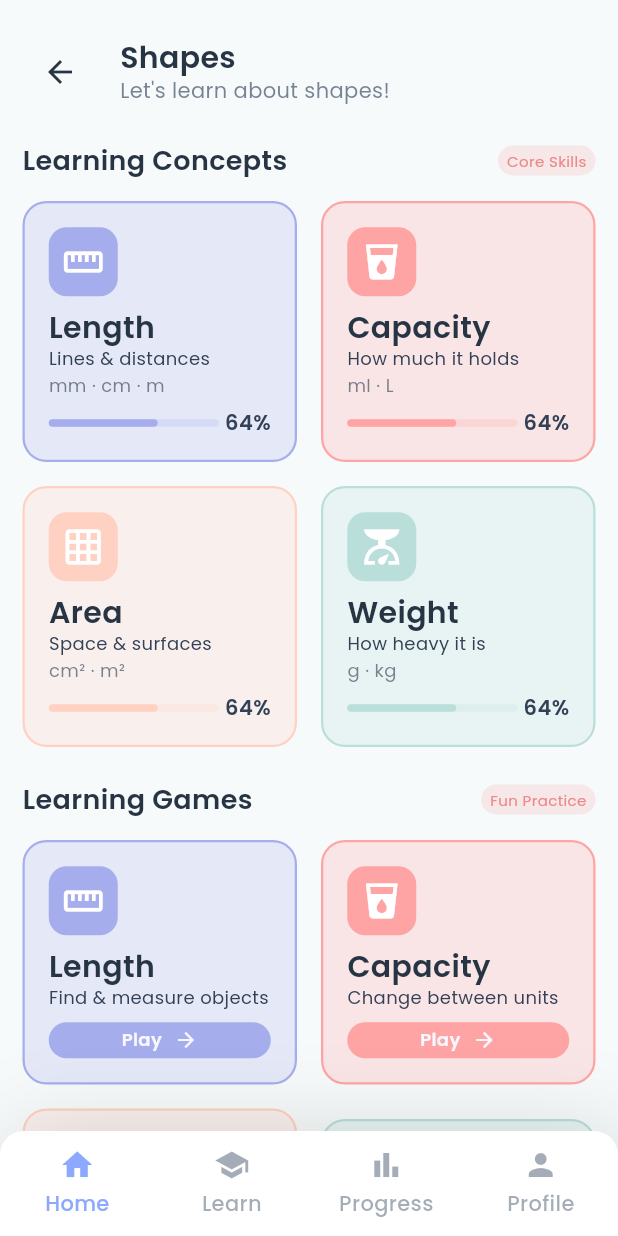
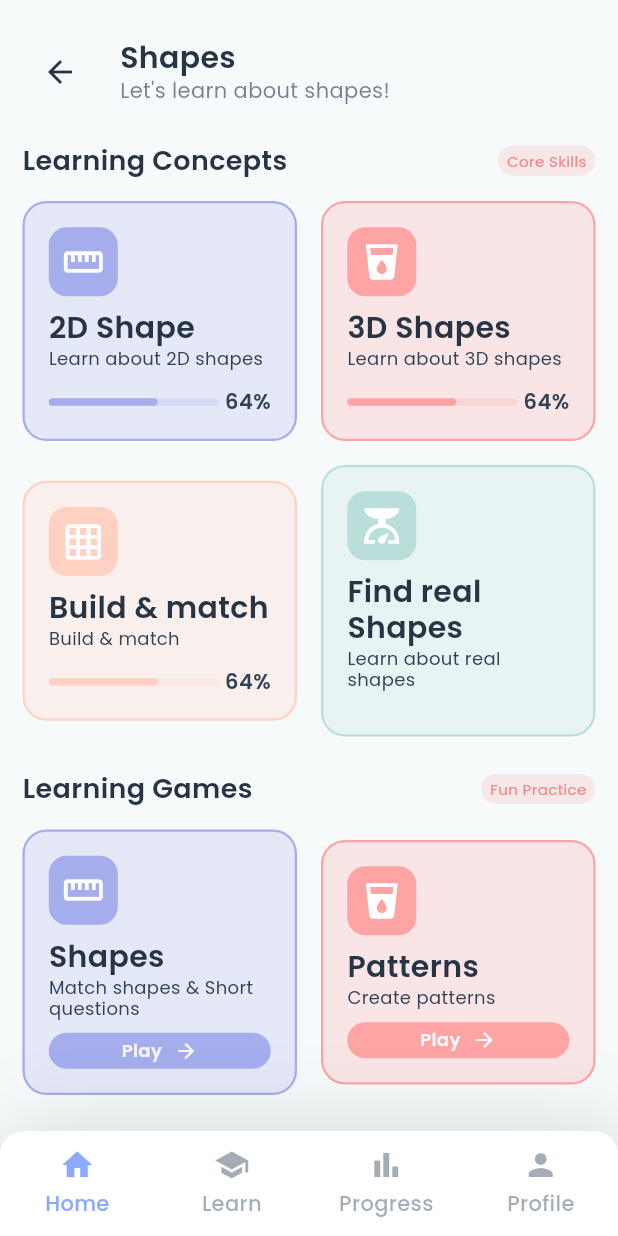
Before and after one commit to cynos28/ganithamithura, a Flutter app: the ShapesHomeScreen screen opened directly, on a phone screen of 412 x 824 dp. Run offline on Flutter 3.47's test engine with Material 3 defaults, Android fonts, the phone set to English and light mode, and no system bars; our stand-ins replace get, google_fonts, permission_handler, shared_preferences, speech_to_text; accounts and stored records are empty; network calls fail.

Commit message:
feat: integrate shape widgets with the shape home screen

```diff
--- a/ganithamithura/lib/screens/shapes/shapes_home_screen.dart
+++ b/ganithamithura/lib/screens/shapes/shapes_home_screen.dart
@@ -3,6 +3,8 @@ import 'package:get/get.dart';
 import 'package:ganithamithura/utils/constants.dart';
 import 'package:ganithamithura/widgets/measurements/measurement_widgets.dart';
 import 'package:ganithamithura/widgets/home/home_widgets.dart';
+
+import '../../widgets/shapes/shape_widgets.dart';
 
 /// ShapesHomeScreen - Main screen for Measurement module
 class ShapesHomeScreen extends StatefulWidget {
@@ -152,10 +154,9 @@ class _ShapesHomeScreenState extends State<ShapesHomeScreen> {
         Row(
           children: [
             Expanded(
-              child: MeasurementConceptCard(
-                title: 'Length',
-                subtitle: 'Lines & distances',
-                units: 'mm · cm · m',
+              child: ShapeConceptCard(
+                title: '2D Shape',
+                subtitle: 'Learn about 2D shapes',
                 icon: Icons.straighten,
                 backgroundColor: const Color(AppColors.numberColor).withOpacity(0.24),
                 borderColor: const Color(AppColors.numberBorder),
@@ -163,7 +164,7 @@ class _ShapesHomeScreenState extends State<ShapesHomeScreen> {
                 onTap: () {
                   Get.snackbar(
                     'Coming Soon',
-                    'Length activities are under development',
+                    'This section activities are under development',
                     backgroundColor: const Color(AppColors.infoColor),
                     colorText: Colors.white,
                   );
@@ -172,10 +173,9 @@ class _ShapesHomeScreenState extends State<ShapesHomeScreen> {
             ),
             const SizedBox(width: 16),
             Expanded(
-              child: MeasurementConceptCard(
-                title: 'Capacity',
-                subtitle: 'How much it holds',
-                units: 'ml · L',
+              child: ShapeConceptCard(
+                title: '3D Shapes',
+                subtitle: 'Learn about 3D shapes',
                 icon: Icons.local_drink,
                 backgroundColor: const Color(AppColors.symbolColor).withOpacity(0.24),
                 borderColor: const Color(AppColors.symbolBorder),
@@ -197,10 +197,9 @@ class _ShapesHomeScreenState extends State<ShapesHomeScreen> {
         Row(
           children: [
             Expanded(
-              child: MeasurementConceptCard(
-                title: 'Area',
-                subtitle: 'Space & surfaces',
-                units: 'cm² · m²',
+              child: ShapeConceptCard(
+                title: 'Build & match',
+                subtitle: 'Build & match',
                 icon: Icons.grid_on,
                 backgroundColor: const Color(AppColors.measurementColor).withOpacity(0.24),
                 borderColor: const Color(AppColors.measurementBorder),
@@ -217,18 +216,16 @@ class _ShapesHomeScreenState extends State<ShapesHomeScreen> {
             ),
             const SizedBox(width: 16),
             Expanded(
-              child: MeasurementConceptCard(
-                title: 'Weight',
-                subtitle: 'How heavy it is',
-                units: 'g · kg',
+              child: ShapeConceptCard(
+                title: 'Find real Shapes',
+                subtitle: 'Learn about real shapes',
                 icon: Icons.scale,
                 backgroundColor: const Color(AppColors.shapeColor).withOpacity(0.24),
                 borderColor: const Color(AppColors.shapeBorder),
-                progress: 0.64,
                 onTap: () {
                   Get.snackbar(
                     'Coming Soon',
-                    'Weight activities are under development',
+                    'This section activities are under development',
                     backgroundColor: const Color(AppColors.infoColor),
                     colorText: Colors.white,
                   );
@@ -249,8 +246,8 @@ class _ShapesHomeScreenState extends State<ShapesHomeScreen> {
           children: [
             Expanded(
               child: MeasurementGameCard(
-                title: 'Length',
-                subtitle: 'Find & measure objects',
+                title: 'Shapes',
+                subtitle: 'Match shapes & Short questions',
                 icon: Icons.straighten,
                 backgroundColor: const Color(AppColors.numberColor).withOpacity(0.24),
                 borderColor: const Color(AppColors.numberBorder),
@@ -258,7 +255,7 @@ class _ShapesHomeScreenState extends State<ShapesHomeScreen> {
                 onTap: () {
                   Get.snackbar(
                     'Coming Soon',
-                    'Length game is under development',
+                    'Shapes game is under development',
                     backgroundColor: const Color(AppColors.infoColor),
                     colorText: Colors.white,
                   );
@@ -268,8 +265,8 @@ class _ShapesHomeScreenState extends State<ShapesHomeScreen> {
             const SizedBox(width: 16),
             Expanded(
               child: MeasurementGameCard(
-                title: 'Capacity',
-                subtitle: 'Change between units',
+                title: 'Patterns',
+                subtitle: 'Create patterns',
                 icon: Icons.local_drink,
                 backgroundColor: const Color(AppColors.symbolColor).withOpacity(0.24),
                 borderColor: const Color(AppColors.symbolBorder),
@@ -277,50 +274,7 @@ class _ShapesHomeScreenState extends State<ShapesHomeScreen> {
                 onTap: () {
                   Get.snackbar(
                     'Coming Soon',
-                    'Capacity game is under development',
-                    backgroundColor: const Color(AppColors.infoColor),
-                    colorText: Colors.white,
-                  );
-                },
-              ),
-            ),
-          ],
-        ),
-        const SizedBox(height: 16),
-        // Second row: Area and Weight games
-        Row(
-          children: [
-            Expanded(
-              child: MeasurementGameCard(
-                title: 'Area',
-                subtitle: 'Estimate measurements',
-                icon: Icons.grid_on,
-                backgroundColor: const Color(AppColors.measurementColor).withOpacity(0.24),
-                borderColor: const Color(AppColors.measurementBorder),
-                buttonColor: const Color(AppColors.measurementBorder),
-                onTap: () {
-                  Get.snackbar(
-                    'Coming Soon',
-                    'Area game is under development',
-                    backgroundColor: const Color(AppColors.infoColor),
-                    colorText: Colors.white,
-                  );
-                },
-              ),
-            ),
-            const SizedBox(width: 16),
-            Expanded(
-              child: MeasurementGameCard(
-                title: 'Weight',
-                subtitle: 'Beat the scaler',
-                icon: Icons.scale,
-                backgroundColor: const Color(AppColors.shapeColor).withOpacity(0.24),
-                borderColor: const Color(AppColors.shapeBorder),
-                buttonColor: const Color(AppColors.shapeBorder),
-                onTap: () {
-                  Get.snackbar(
-                    'Coming Soon',
-                    'Weight game is under development',
+                    'Patterns game is under development',
                     backgroundColor: const Color(AppColors.infoColor),
                     colorText: Colors.white,
                   );
```
